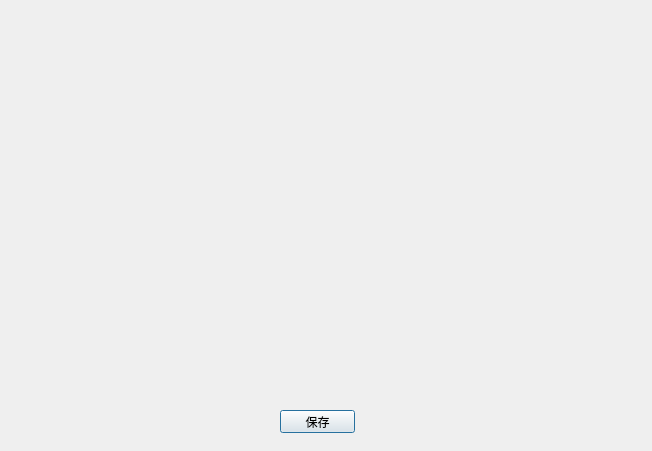
Old version of the form GUI/imagedialog.ui in the repository code-arter/radiometer-GUI.
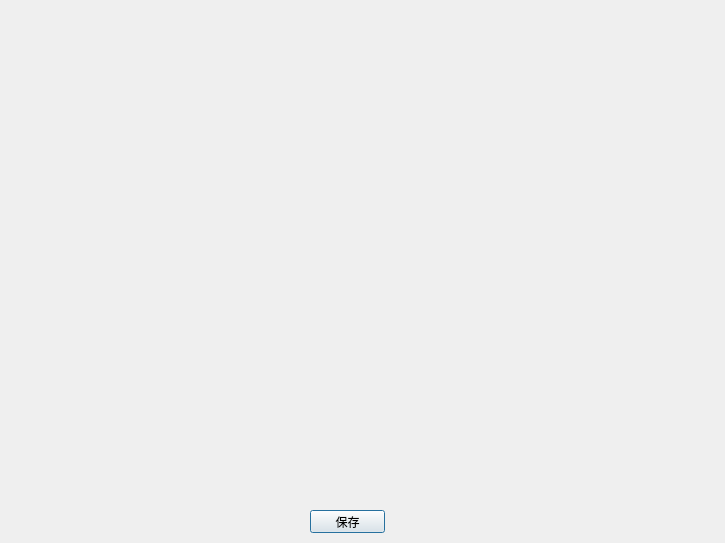
New version of the form.

Diff of the .ui file:
```diff
--- a/GUI/imagedialog.ui
+++ b/GUI/imagedialog.ui
@@ -6,8 +6,8 @@
    <rect>
     <x>0</x>
     <y>0</y>
-    <width>652</width>
-    <height>451</height>
+    <width>725</width>
+    <height>543</height>
    </rect>
   </property>
   <property name="windowTitle">
@@ -16,8 +16,8 @@
   <widget class="QPushButton" name="pushButton">
    <property name="geometry">
     <rect>
-     <x>280</x>
-     <y>410</y>
+     <x>310</x>
+     <y>510</y>
      <width>75</width>
      <height>23</height>
     </rect>
```
